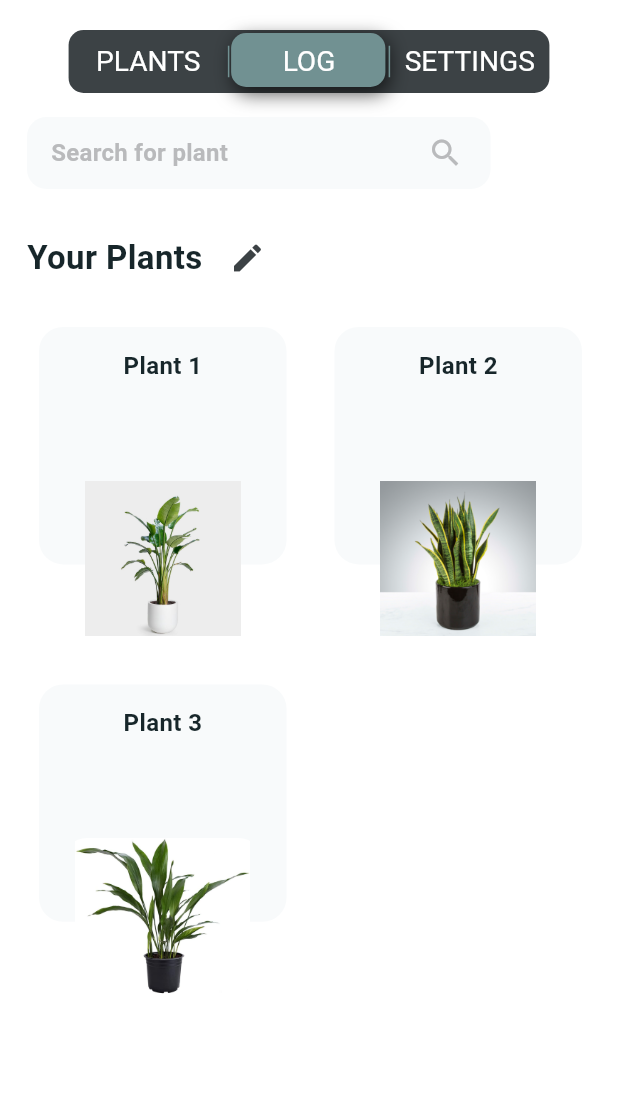
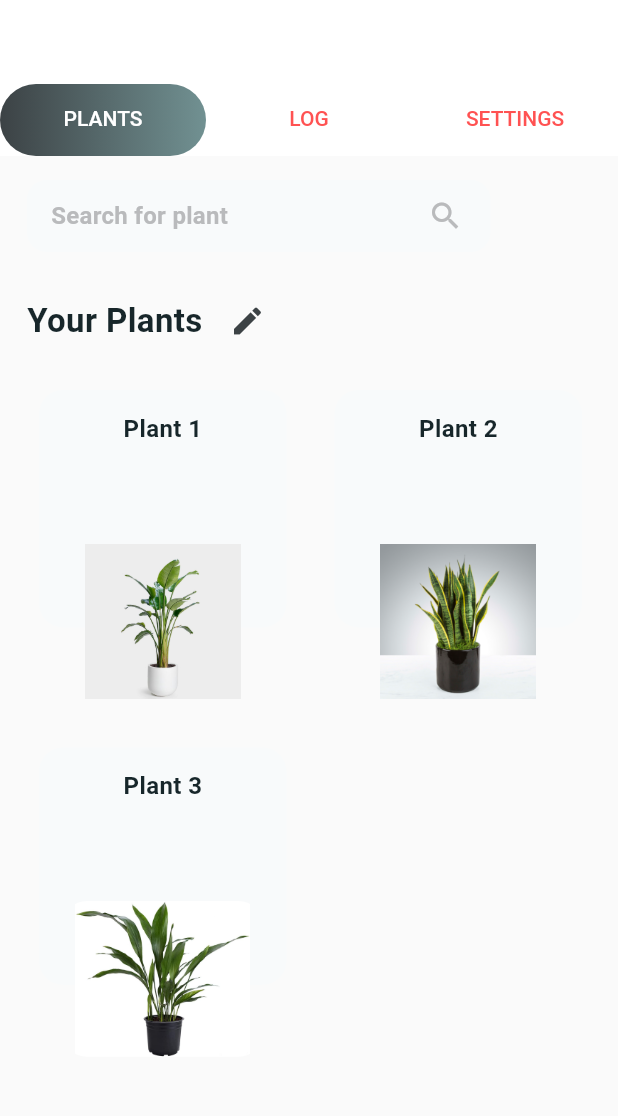
Before and after one commit to dinhkhanh412/happy_garden, a Flutter app: the screen it shows after launch, on a phone screen of 412 x 824 dp, the part 51-1167 px from its top. Run offline on Flutter 3.47's test engine with Material 2 defaults, Android fonts, the phone set to English and light mode, and no system bars; our stand-ins replace flutter_swiper, fluttertoast, get_it, google_fonts, hexcolor; missing offline and left inert: custom_switch, mqtt_client; Roboto replaces fonts that are missing (SFProRounded, WorkSans).

Commit message:
add dynamic tab

```diff
--- a/lib/main.dart
+++ b/lib/main.dart
@@ -19,7 +19,7 @@ class MyApp extends StatelessWidget {
     return ChangeNotifierProvider<MQTTManager>(
       create: (context) => service_locator<MQTTManager>(),
       child: MaterialApp(
-          title: 'Flutter Demo',
+          title: 'Happy Garden',
           theme: ThemeData(
             primarySwatch: Colors.blue,
             visualDensity: VisualDensity.adaptivePlatformDensity,
--- a/lib/ui/page/detail/detailpage.dart
+++ b/lib/ui/page/detail/detailpage.dart
@@ -1,4 +1,3 @@
-import 'package:flutter/cupertino.dart';
 import 'package:hexcolor/hexcolor.dart';
 import 'package:flutter/material.dart';
 
@@ -8,8 +7,6 @@ import 'package:happy_garden/ui/page/detail/widget/info_screen.dart';
 
 import 'package:happy_garden/ui/page/detail/widget/cupertino_tabbar.dart'
     as CupertinoTabBar;
-
-import 'package:flutter/foundation.dart';
 
 class DesignCourseHomeScreen extends StatefulWidget {
   @override
@@ -37,76 +34,57 @@ class _DesignCourseHomeScreenState extends State<DesignCourseHomeScreen> {
             Expanded(
               child: SingleChildScrollView(
                 child: Container(
-                  height: MediaQuery.of(context).size.height,
-                  child: Column(
-                    children: <Widget>[
-                      Container(
-                        constraints: const BoxConstraints.expand(height: 20.0),
-                      ),
-                      CupertinoTabBar.CupertinoTabBar(
-                        const Color(0xFF3c4245),
-                        const Color(0xFF719192),
-                        [
-                          const Text(
-                            "PLANTS",
-                            style: const TextStyle(
-                              color: Colors.white,
-                              fontSize: 18.75,
-                              fontWeight: FontWeight.w400,
-                              fontFamily: "SFProRounded",
+                    height: MediaQuery.of(context).size.height,
+                    child: DefaultTabController(
+                        length: 3,
+                        child: Scaffold(
+                          appBar: AppBar(
+                            backgroundColor: Colors.white,
+                            elevation: 0,
+                            bottom: TabBar(
+                                unselectedLabelColor: Colors.redAccent,
+                                indicatorSize: TabBarIndicatorSize.tab,
+                                indicator: BoxDecoration(
+                                    gradient: LinearGradient(colors: [
+                                      Color(0xFF3c4245),
+                                      Color(0xFF719192)
+                                    ]),
+                                    borderRadius: BorderRadius.circular(50),
+                                    color: Colors.redAccent),
+                                tabs: [
+                                  Tab(
+                                    child: Align(
+                                      alignment: Alignment.center,
+                                      child: Text("PLANTS"),
+                                    ),
+                                  ),
+                                  Tab(
+                                    child: Align(
+                                      alignment: Alignment.center,
+                                      child: Text("LOG"),
+                                    ),
+                                  ),
+                                  Tab(
+                                    child: Align(
+                                      alignment: Alignment.center,
+                                      child: Text("SETTINGS"),
+                                    ),
+                                  ),
+                                ]),
+                          ),
+                          body: TabBarView(children: [
+                            Center(
+                              child: Column(
+                                children: [
+                                  getSearchBarUI(),
+                                  Flexible(child: getPopularCourseUI()),
+                                ],
+                              ),
                             ),
-                            textAlign: TextAlign.center,
-                          ),
-                          const Text(
-                            "LOG",
-                            style: const TextStyle(
-                              color: Colors.white,
-                              fontSize: 18.75,
-                              fontWeight: FontWeight.w400,
-                              fontFamily: "SFProRounded",
-                            ),
-                            textAlign: TextAlign.center,
-                          ),
-                          const Text(
-                            "SETTINGS",
-                            style: const TextStyle(
-                              color: Colors.white,
-                              fontSize: 18.75,
-                              fontWeight: FontWeight.w400,
-                              fontFamily: "SFProRounded",
-                            ),
-                            textAlign: TextAlign.center,
-                          ),
-                        ],
-                        cupertinoTabBarValueGetter,
-                        (int index) {
-                          setState(() {
-                            cupertinoTabBarValue = index;
-                            if (index == 0) {
-                              return CupertinoTabView(
-                                builder: (BuildContext context) => MyFirstTab(),
-                              );
-                            } else if (index == 1) {
-                              return CupertinoTabView(
-                                builder: (BuildContext context) =>
-                                    MySecondTab(),
-                              );
-                            } else {
-                              return CupertinoTabView(
-                                builder: (BuildContext context) => MyThirdTab(),
-                              );
-                            }
-                          });
-                        },
-                        useSeparators: true,
-                      ),
-                      getSearchBarUI(),
-                      Flexible(
-                        child: getPopularCourseUI(),
-                      ),
-                    ],
-                  ),
-                ),
+                            Icon(Icons.movie),
+                            Icon(Icons.games),
+                          ]),
+                        ))),
               ),
             ),
           ],
@@ -268,30 +246,3 @@ enum CategoryType {
   coding,
   basic,
 }
-
-class MyFirstTab extends StatelessWidget {
-  @override
-  Widget build(BuildContext context) {
-    return Container(
-      color: Colors.redAccent,
-    );
-  }
-}
-
-class MySecondTab extends StatelessWidget {
-  @override
-  Widget build(BuildContext context) {
-    return Container(
-      color: Colors.greenAccent,
-    );
-  }
-}
-
-class MyThirdTab extends StatelessWidget {
-  @override
-  Widget build(BuildContext context) {
-    return Container(
-      color: Colors.blue,
-    );
-  }
-}
```
